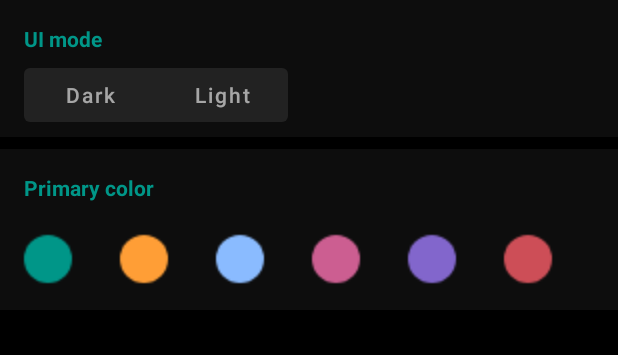
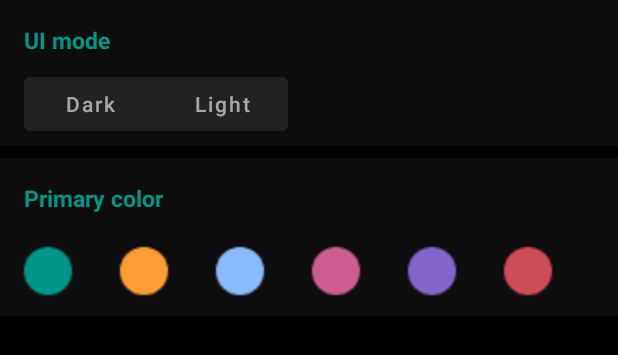
Before and after one commit to parabola47/Newtone, an Android app: the layout fragment_color_theme_selector.xml on its own in the app's theme, with its tools: preview values and no code run, on a phone screen of 412 x 824 dp. Shown: the top 355 px of the screen. Run offline under Robolectric (Android 15) with nearby library versions, the phone set to English and light mode, and no system bars.

Commit message:
Изменено отображение меню настроек

```diff
--- a/app/src/main/res/layout-land/fragment_player.xml
+++ b/app/src/main/res/layout-land/fragment_player.xml
@@ -132,8 +132,6 @@
         style="@style/PlayerTextView"
         android:layout_width="0dp"
         android:layout_height="36dp"
-        android:clickable="true"
-        android:focusable="true"
         android:textColor="?android:attr/textColorPrimary"
         android:textSize="22sp"
         app:drawableLeftCompat="@drawable/ic_artist_colored"
@@ -150,8 +148,6 @@
         style="@style/PlayerTextView"
         android:layout_width="0dp"
         android:layout_height="wrap_content"
-        android:clickable="true"
-        android:focusable="true"
         android:textSize="20sp"
         app:drawableLeftCompat="@drawable/ic_album_colored"
         app:drawableStartCompat="@drawable/ic_album_colored"
@@ -168,8 +164,6 @@
         android:layout_width="0dp"
         android:layout_height="wrap_content"
         android:layout_marginBottom="16dp"
-        android:clickable="true"
-        android:focusable="true"
         android:textSize="20sp"
         app:drawableLeftCompat="@drawable/ic_clef_colored"
         app:drawableStartCompat="@drawable/ic_clef_colored"
--- a/app/src/main/res/layout/fragment_album_item_display_setting.xml
+++ b/app/src/main/res/layout/fragment_album_item_display_setting.xml
@@ -42,7 +42,8 @@
                 android:gravity="center"
                 android:visibility="visible"
                 app:selectionRequired="true"
-                app:singleSelection="true">
+                app:singleSelection="true"
+                tools:checkedButton="@id/gridButton">
 
                 <com.google.android.material.button.MaterialButton
                     android:id="@+id/gridButton"
--- a/app/src/main/res/layout/fragment_color_theme_selector.xml
+++ b/app/src/main/res/layout/fragment_color_theme_selector.xml
@@ -8,28 +8,26 @@
     android:orientation="vertical"
     tools:context=".ui.fragment.settings.ColorThemeSelectorFragment">
 
-    <LinearLayout
+    <FrameLayout
+        style="@style/SettingBlockTitleContainer"
         android:layout_width="match_parent"
         android:layout_height="wrap_content"
-        android:background="@color/colorSettingBlockBackground"
-        android:orientation="vertical"
-        android:paddingHorizontal="16dp"
-        android:paddingTop="16dp"
-        android:paddingBottom="4dp">
+        android:layout_marginTop="0dp">
 
         <androidx.appcompat.widget.AppCompatTextView
+            style="@style/SettingBlockTitleText"
             android:layout_width="wrap_content"
             android:layout_height="wrap_content"
-            android:text="@string/setting_ui_mode_block"
-            android:textColor="?attr/colorPrimary"
-            android:textStyle="bold" />
+            android:text="@string/setting_ui_mode_block" />
+    </FrameLayout>
 
     <com.google.android.material.button.MaterialButtonToggleGroup
         android:id="@+id/themeToggle"
         android:layout_width="match_parent"
         android:layout_height="wrap_content"
-            android:layout_marginTop="4dp"
-            android:visibility="visible"
+        android:background="@color/colorSettingBlockBackground"
+        android:paddingHorizontal="16dp"
+        android:paddingVertical="4dp"
         app:selectionRequired="true"
         app:singleSelection="true"
         tools:checkedButton="@id/darkButton">
@@ -52,36 +50,29 @@
 
     </com.google.android.material.button.MaterialButtonToggleGroup>
 
-    </LinearLayout>
 
-
-    <LinearLayout
+    <FrameLayout
+        style="@style/SettingBlockTitleContainer"
         android:layout_width="match_parent"
-        android:layout_height="wrap_content"
-        android:layout_marginTop="8dp"
-        android:background="@color/colorSettingBlockBackground"
-        android:orientation="vertical"
-        android:paddingTop="16dp"
-        android:paddingBottom="4dp">
+        android:layout_height="wrap_content">
 
         <androidx.appcompat.widget.AppCompatTextView
+            style="@style/SettingBlockTitleText"
             android:layout_width="wrap_content"
             android:layout_height="wrap_content"
-            android:layout_marginHorizontal="16dp"
-            android:text="@string/setting_primary_color_block"
-            android:textColor="?attr/colorPrimary"
-            android:textStyle="bold" />
+            android:text="@string/setting_primary_color_block" />
+    </FrameLayout>
 
     <HorizontalScrollView
         android:layout_width="match_parent"
         android:layout_height="wrap_content"
+        android:background="@color/colorSettingBlockBackground"
         android:scrollbars="none">
 
         <RadioGroup
             android:id="@+id/primaryColorRadioGroup"
             android:layout_width="wrap_content"
             android:layout_height="wrap_content"
-                android:layout_marginTop="4dp"
             android:orientation="horizontal"
             tools:checkedButton="@id/primaryColorNewtone">
 
@@ -163,5 +154,3 @@
     </HorizontalScrollView>
 
 </LinearLayout>
-
-</LinearLayout>
--- a/app/src/main/res/layout/fragment_player.xml
+++ b/app/src/main/res/layout/fragment_player.xml
@@ -133,8 +133,6 @@
         style="@style/PlayerTextView"
         android:layout_width="0dp"
         android:layout_height="36dp"
-        android:clickable="true"
-        android:focusable="true"
         android:textColor="?android:attr/textColorPrimary"
         android:textSize="22sp"
         app:drawableLeftCompat="@drawable/ic_artist_colored"
@@ -151,8 +149,6 @@
         style="@style/PlayerTextView"
         android:layout_width="0dp"
         android:layout_height="wrap_content"
-        android:clickable="true"
-        android:focusable="true"
         android:textSize="20sp"
         app:drawableLeftCompat="@drawable/ic_album_colored"
         app:drawableStartCompat="@drawable/ic_album_colored"
@@ -169,8 +165,6 @@
         android:layout_width="0dp"
         android:layout_height="wrap_content"
         android:layout_marginBottom="16dp"
-        android:clickable="true"
-        android:focusable="true"
         android:textSize="20sp"
         app:drawableLeftCompat="@drawable/ic_clef_colored"
         app:drawableStartCompat="@drawable/ic_clef_colored"
--- a/app/src/main/res/layout/tab_fx_audio_settings.xml
+++ b/app/src/main/res/layout/tab_fx_audio_settings.xml
@@ -16,7 +16,7 @@
 
         <com.parabola.newtone.ui.view.Croller
             android:id="@+id/playbackSpeedCroller"
-            style="@style/FxSettingContinuousCroller"
+            style="@style/FxContinuousSettingCroller"
             android:layout_width="wrap_content"
             android:layout_height="wrap_content"
             app:label="Tempo x1.00"
@@ -41,7 +41,7 @@
 
         <com.parabola.newtone.ui.view.Croller
             android:id="@+id/playbackPitchCroller"
-            style="@style/FxSettingContinuousCroller"
+            style="@style/FxContinuousSettingCroller"
             android:layout_width="wrap_content"
             android:layout_height="wrap_content"
             app:label="Pitch x1.00"
--- a/app/src/main/res/values-notnight/colors.xml
+++ b/app/src/main/res/values-notnight/colors.xml
@@ -32,6 +32,7 @@
     <color name="colorArtistAllTrackText">#DDDDDD</color>
     <color name="colorListItemDefaultBackground">#F0F0F0</color>
     <color name="colorListItemSelectedText">@android:color/white</color>
+    <color name="colorListItemDivider">#DADCE0</color>
     <!--A L B U M-->
     <color name="colorAlbumGridTextContainerBackground">#EEEEEE</color>
     <!--S E A R C H-->
--- a/app/src/main/res/values/colors.xml
+++ b/app/src/main/res/values/colors.xml
@@ -32,6 +32,7 @@
     <color name="colorArtistAllTrackText">#DDDDDD</color>
     <color name="colorListItemDefaultBackground">#0D0D0D</color>
     <color name="colorListItemSelectedText">@android:color/white</color>
+    <color name="colorListItemDivider">#0Affffff</color>
     <!--A L B U M-->
     <color name="colorAlbumGridTextContainerBackground">#0D0D0D</color>
     <!--S E A R C H-->
--- a/app/src/main/res/values/strings.xml
+++ b/app/src/main/res/values/strings.xml
@@ -202,13 +202,16 @@
     <string name="setting_color_theme_title">Color theme</string>
     <string name="setting_color_theme_desc_dark">Dark</string>
     <string name="setting_color_theme_desc_light">Light</string>
+    <string name="setting_notification_block_title">Notification</string>
     <string name="setting_notification_color_title">Notification color</string>
     <string name="setting_notification_color_desc">Change color depending on the cover</string>
     <string name="setting_notification_artwork_show_title">Notification artwork</string>
     <string name="setting_notification_artwork_show_desc">Show album artwork in notification</string>
+    <string name="setting_list_block_title">Lists</string>
     <string name="setting_show_item_divider_title">Dividers in lists</string>
     <string name="setting_excluded_folders_title">Excluded folders</string>
     <string name="setting_show_item_divider_desc">Show dividers between items in lists of tracks, albums, artists etc…</string>
+    <string name="setting_info_block_title">Info</string>
     <string name="setting_privacy_policy_title">Privacy Policy</string>
     <string name="reset_to_default_button">Reset to default</string>
     <string name="reset_settings_dialog_title">Reset settings</string>
--- /dev/null
+++ b/app/src/main/res/values/styles-views.xml
@@ -0,0 +1,85 @@
+<?xml version="1.0" encoding="utf-8"?>
+<resources>
+
+    <!--SETTINGS-->
+    <style name="SettingBlockTitleText">
+        <item name="android:textColor">?attr/colorPrimary</item>
+        <item name="android:textSize">15sp</item>
+        <item name="android:textStyle">bold</item>
+    </style>
+
+    <style name="SettingBlockTitleContainer">
+        <item name="android:layout_marginTop">8dp</item>
+        <item name="android:background">@color/colorSettingBlockBackground</item>
+        <item name="android:paddingLeft">16dp</item>
+        <item name="android:paddingRight">16dp</item>
+        <item name="android:paddingTop">16dp</item>
+        <item name="android:paddingBottom">4dp</item>
+    </style>
+
+    <style name="SettingItemContainer">
+        <item name="android:background">@drawable/setting_item_container_background</item>
+        <item name="android:clickable">true</item>
+        <item name="android:focusable">true</item>
+        <item name="android:foreground">?android:selectableItemBackground</item>
+        <item name="android:gravity">center_vertical</item>
+        <item name="android:minHeight">?attr/listPreferredItemHeight</item>
+        <item name="android:paddingLeft">16dp</item>
+        <item name="android:paddingRight">16dp</item>
+        <item name="android:paddingTop">8dp</item>
+        <item name="android:paddingBottom">8dp</item>
+    </style>
+
+    <!--CROLLER-->
+    <style name="FxSettingCroller">
+        <item name="indicator_color">?attr/colorPrimary</item>
+        <item name="indicator_disable_color">@android:color/darker_gray</item>
+        <item name="label_size">10sp</item>
+        <item name="label_color">?android:attr/textColorSecondary</item>
+        <item name="label_disabled_color">@android:color/darker_gray</item>
+    </style>
+
+    <style name="FxContinuousSettingCroller" parent="FxSettingCroller">
+        <item name="is_continuous">true</item>
+        <item name="progress_primary_color">@android:color/transparent</item>
+        <item name="progress_primary_disable_color">@android:color/transparent</item>
+        <item name="progress_primary_stroke_width">0</item>
+        <item name="progress_secondary_color">@android:color/transparent</item>
+        <item name="progress_secondary_disable_color">@android:color/transparent</item>
+        <item name="progress_secondary_stroke_width">0</item>
+    </style>
+
+    <style name="FxDiscreteSettingCroller" parent="FxSettingCroller">
+        <item name="is_continuous">false</item>
+        <item name="progress_primary_color">?attr/colorPrimary</item>
+        <item name="progress_primary_disable_color">@android:color/darker_gray</item>
+    </style>
+
+    <!--OTHER-->
+    <style name="PlayerTextView">
+        <item name="android:layout_margin">4dp</item>
+        <item name="android:drawablePadding">8dp</item>
+        <item name="android:background">?attr/selectableItemBackground</item>
+        <item name="android:maxLines">1</item>
+        <item name="android:singleLine">true</item>
+        <item name="android:paddingBottom">2dp</item>
+        <item name="android:paddingLeft">12dp</item>
+        <item name="android:paddingRight">12dp</item>
+        <item name="android:paddingTop">2dp</item>
+        <item name="android:gravity">center_vertical</item>
+        <item name="android:clickable">true</item>
+        <item name="android:focusable">true</item>
+    </style>
+
+    <style name="CustomActionBar">
+        <item name="elevation">8dp</item>
+    </style>
+
+
+    <style name="MaterialToggleButton" parent="@style/Widget.MaterialComponents.Button.OutlinedButton">
+        <item name="strokeWidth">0dp</item>
+        <item name="backgroundTint">@color/mtrl_toggle_btn_bg_color_selector</item>
+        <item name="android:textColor">@color/mtrl_toggle_btn_text_color_selector</item>
+    </style>
+
+</resources>
```
Also changed, not shown: app/src/main/res/drawable/setting_item_container_background.xml (added, +11 -0 lines), app/src/main/res/layout/fragment_setting.xml (+117 -125 lines), app/src/main/res/values/styles.xml (+0 -58 lines), 1 other file. Lines whose indentation alone changed are shown as unchanged.
